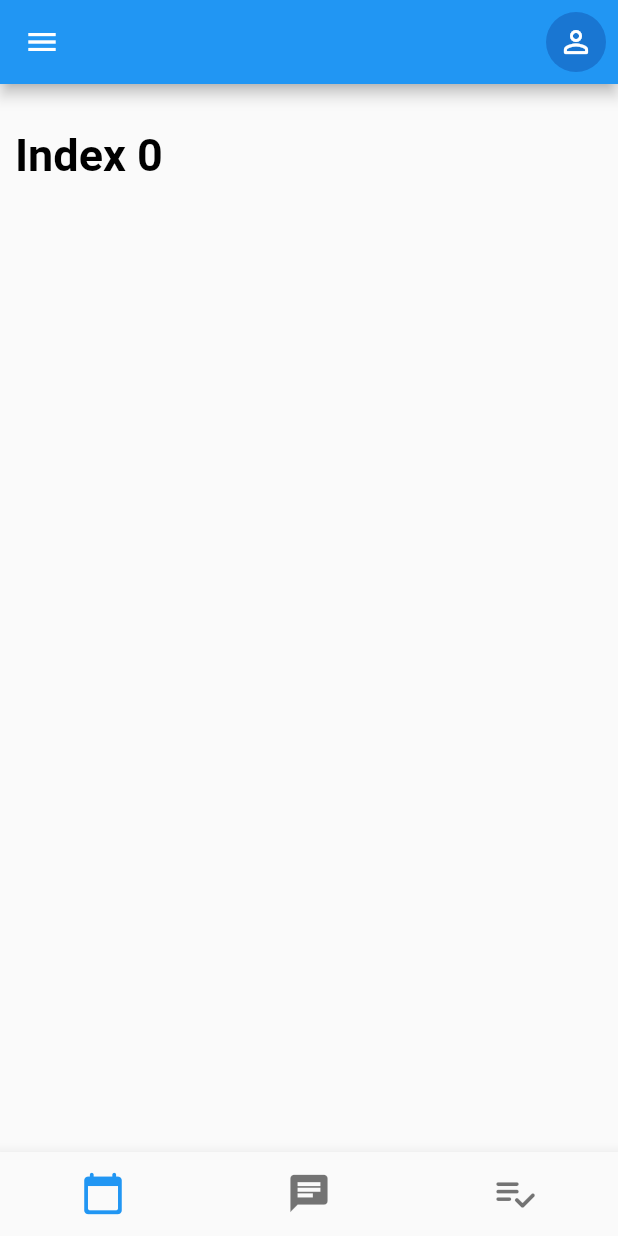
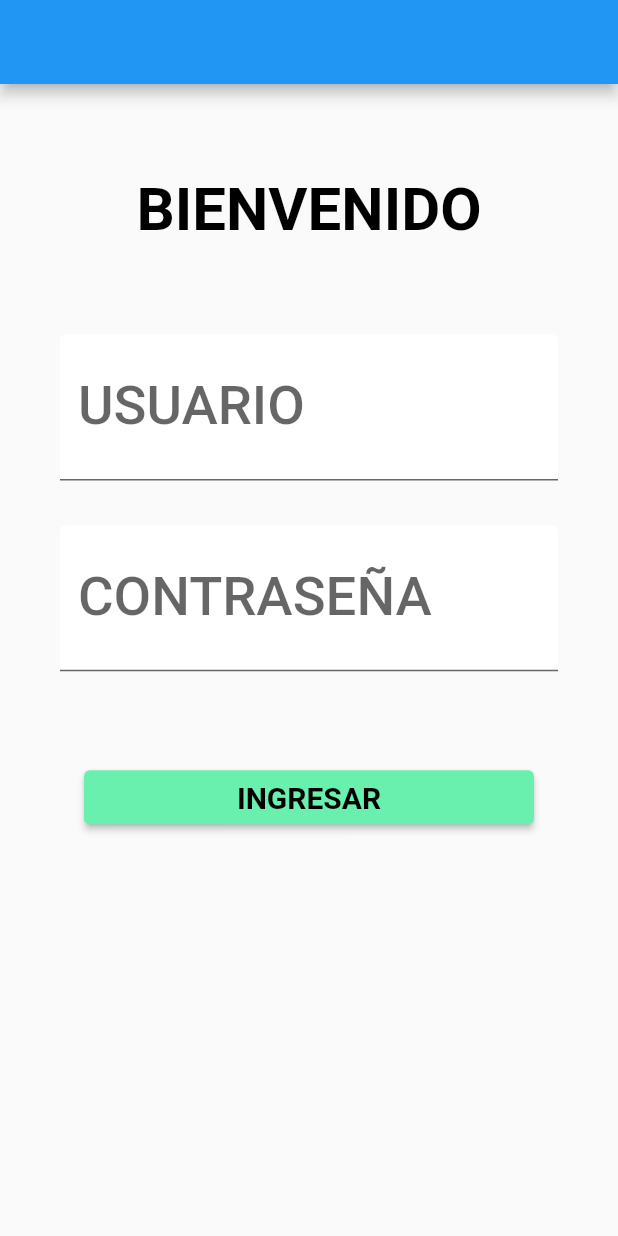
Before and after one commit to Shinoda2/PRY20220116-Recursos-TDP, a Flutter app: the screen it shows after launch, on a phone screen of 412 x 824 dp. Run offline on Flutter 3.47's test engine with Material 2 defaults, Android fonts, the phone set to English and light mode, and no system bars; our stand-ins replace flutter_chat_types, flutter_chat_ui; Roboto replaces fonts that are missing (Montserrat).

Commit message:
added screen login_medico

```diff
--- a/lib/main.dart
+++ b/lib/main.dart
@@ -2,6 +2,8 @@ import 'package:flutter/material.dart';
 import 'package:pry20220116/screens/home.dart';
 import 'package:pry20220116/screens/login.dart';
 import 'dart:ui';
+
+import 'package:pry20220116/screens/login_medico.dart';
 
 void main() {
   runApp(const MyApp());
@@ -81,11 +83,12 @@ class MyApp extends StatelessWidget {
         )
       ),
       debugShowCheckedModeBanner: false,
-      initialRoute: '/home',
-      routes: {
+      home: LoginMedico(),
+      //initialRoute: '/home',
+      /*routes: {
         '/': (context) => const Login(),
         '/home': (context) => const Home()
-      },
+      },*/
     );
   }
 }
--- /dev/null
+++ b/lib/screens/login_medico.dart
@@ -0,0 +1,97 @@
+//import 'package:flutter/cupertino.dart';
+import 'package:flutter/material.dart';
+import 'package:flutter/rendering.dart';
+import 'package:flutter_chat_ui/flutter_chat_ui.dart';
+import 'package:pry20220116/widgets/input_with_help.dart';
+import 'package:pry20220116/widgets/primary_button.dart';
+import 'package:pry20220116/widgets/with_tooltip.dart';
+
+class LoginMedico extends StatefulWidget {
+  @override
+  _LoginMedicoState createState() => _LoginMedicoState();
+}
+
+class _LoginMedicoState extends State<LoginMedico> {
+
+  String user = '';
+  String password = '';
+
+  @override
+  Widget build(BuildContext context) {
+    return Scaffold(
+      appBar: AppBar(),
+      body: Container(
+        width: MediaQuery.of(context).size.width,
+        child: Column(
+          children: [
+            Padding(
+              padding: EdgeInsets.only(top: 60, bottom: 60),
+              child: Text( "BIENVENIDO",
+                style: TextStyle(
+                  fontSize: 40,
+                  fontWeight: FontWeight.bold
+                ),
+              ),
+            ),
+            Form(
+              child: Padding(
+                padding: EdgeInsets.only(left: 40, right: 40),
+                child: Column(
+                  children: [
+                    TextField(
+                      decoration: InputDecoration(
+                        labelText: "USUARIO",
+                        border: UnderlineInputBorder(
+                          borderSide: BorderSide(color: Colors.white),
+                        ),
+                        focusedBorder: UnderlineInputBorder(
+                          borderSide: BorderSide(color: Colors.white),
+                        ),
+                        fillColor: Colors.white,
+                        filled: true
+                      ),
+                      keyboardType: TextInputType.name,
+                      onChanged: (value) => setState(()=>user = value),
+                    ),
+                    SizedBox(height: 30),
+                    TextField(
+                      decoration: InputDecoration(
+                        labelText: "CONTRASEÑA",
+                        border: UnderlineInputBorder(
+                          borderSide: BorderSide(color: Colors.white),
+                        ),
+                        focusedBorder: UnderlineInputBorder(
+                          borderSide: BorderSide(color: Colors.white),
+                        ),
+                        fillColor: Colors.white,
+                        filled: true,
+                      ),
+                      keyboardType: TextInputType.visiblePassword,
+                      obscureText: true,
+                      onChanged: (value) => setState(()=> password = value),
+                    ),
+                    SizedBox(height: 60),
+                    ElevatedButton(
+                        onPressed: (){},
+                        style: ButtonStyle(
+                          backgroundColor: MaterialStateProperty.all<Color>(Colors.greenAccent),
+                          fixedSize: MaterialStateProperty.all<Size>(Size.fromWidth(300)),
+                          foregroundColor: MaterialStateProperty.all(Colors.black)
+                        ),
+                        child: Text("INGRESAR",
+                            style: TextStyle(
+                                fontSize: 20,
+                                fontWeight: FontWeight.bold,
+                            ),
+                        ),
+                    ),
+                  ],
+                ),
+              )
+            )
+          ],
+        ),
+      ),
+    );
+  }
+}
```
Also changed, not shown: 1 other file.
